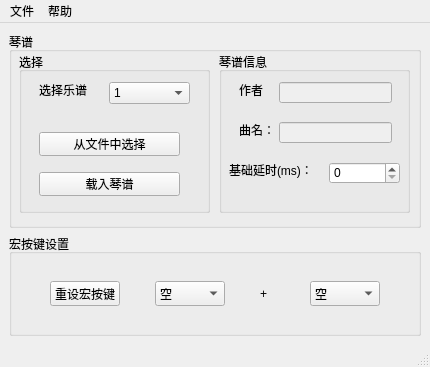
muaying/ysMusic, file src/mainwindow.ui: the form before one commit.
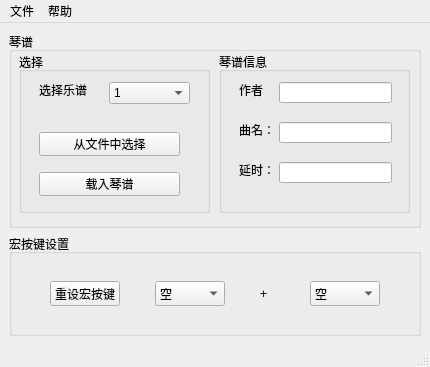
The form after the commit.

What changed in the file:
```diff
--- a/src/mainwindow.ui
+++ b/src/mainwindow.ui
@@ -78,7 +78,7 @@
        </widget>
        <widget class="QLineEdit" name="editAuthor">
         <property name="enabled">
-         <bool>false</bool>
+         <bool>true</bool>
         </property>
         <property name="geometry">
          <rect>
@@ -88,10 +88,13 @@
           <height>21</height>
          </rect>
         </property>
+        <property name="readOnly">
+         <bool>true</bool>
+        </property>
        </widget>
        <widget class="QLineEdit" name="editMusicName">
         <property name="enabled">
-         <bool>false</bool>
+         <bool>true</bool>
         </property>
         <property name="geometry">
          <rect>
@@ -101,31 +104,37 @@
           <height>21</height>
          </rect>
         </property>
-       </widget>
-       <widget class="QSpinBox" name="spbDelay">
-        <property name="geometry">
-         <rect>
-          <x>110</x>
-          <y>110</y>
-          <width>71</width>
-          <height>22</height>
-         </rect>
+        <property name="readOnly">
+         <bool>true</bool>
         </property>
-        <property name="maximum">
-         <number>20000</number>
-        </property>
        </widget>
-       <widget class="QLabel" name="label_2">
+       <widget class="QLabel" name="label_6">
         <property name="geometry">
          <rect>
-          <x>10</x>
+          <x>20</x>
           <y>110</y>
-          <width>91</width>
+          <width>53</width>
           <height>16</height>
          </rect>
         </property>
         <property name="text">
-         <string>基础延时(ms)：</string>
+         <string>延时：</string>
+        </property>
+       </widget>
+       <widget class="QLineEdit" name="editDelay">
+        <property name="enabled">
+         <bool>true</bool>
+        </property>
+        <property name="geometry">
+         <rect>
+          <x>60</x>
+          <y>110</y>
+          <width>113</width>
+          <height>21</height>
+         </rect>
+        </property>
+        <property name="readOnly">
+         <bool>true</bool>
         </property>
        </widget>
       </widget>
```
